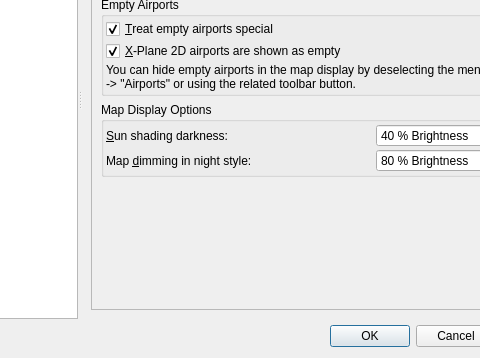
Old version of the form src/options/options.ui in the repository albar965/littlenavmap; both pictures show x 221 to 701 and y 132 to 490 of the 900 by 490 pixel window.
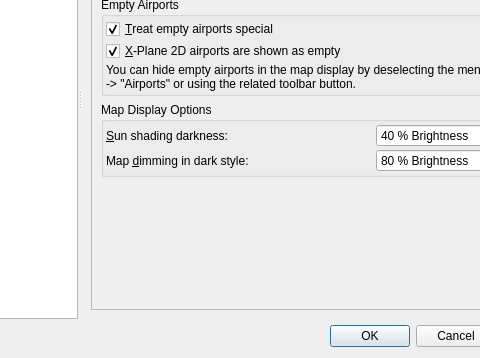
New version of the form. The open tabs and pages were chosen to show the change. Icons and pictures are not drawn.

Commit message:
Renamed UI style Night to Dark
Adjusted display of navaids and airways to be better visible on dark maps and using gui style Dark
(previously night). Now making icons lighter.
More internal refactoring

Diff of the .ui file:
```diff
--- a/src/options/options.ui
+++ b/src/options/options.ui
@@ -1876,7 +1876,7 @@
                <item row="1" column="0">
                 <widget class="QLabel" name="labelOptionsGuiThemeMapDimming">
                  <property name="text">
-                  <string>Map &amp;dimming in night style:</string>
+                  <string>Map &amp;dimming in dark style:</string>
                  </property>
                  <property name="buddy">
                   <cstring>spinBoxOptionsGuiThemeMapDimming</cstring>
```
Left out of the diff: 2 changed lines with no effect on the pictures. The commit also changes 28 other files.
